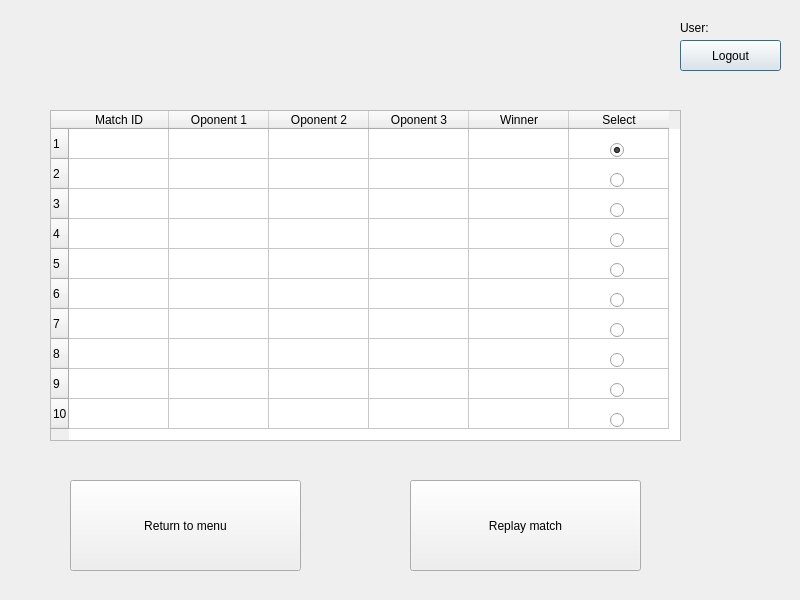
The window that Scrabble_GUI/History_GUI.ui (sobolak/scrabble) describes before a commit, drawn with Qt 5.
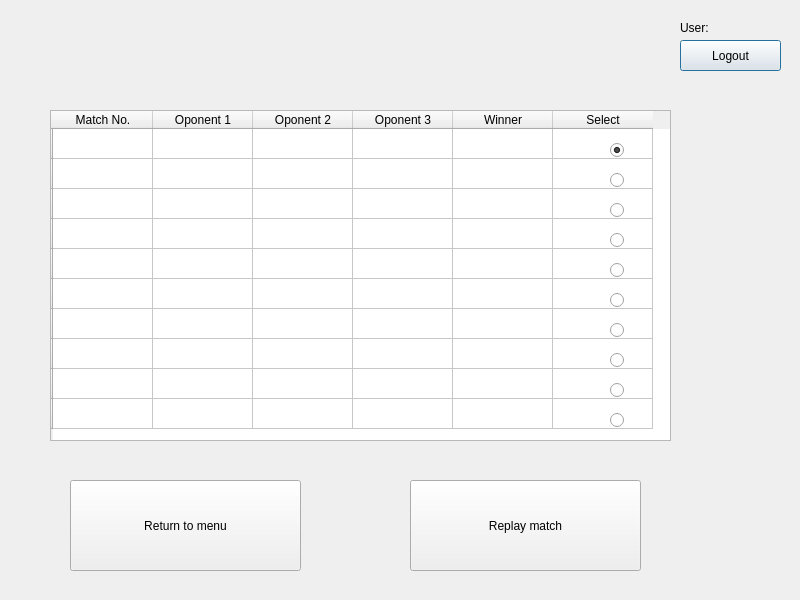
The same window after the commit.

Commit message: tricky replay and history

Patch:
```diff
--- a/Scrabble_GUI/History_GUI.ui
+++ b/Scrabble_GUI/History_GUI.ui
@@ -18,63 +18,63 @@
     <rect>
      <x>50</x>
      <y>110</y>
-     <width>631</width>
+     <width>621</width>
      <height>331</height>
     </rect>
    </property>
    <row>
     <property name="text">
-     <string>1</string>
+     <string/>
     </property>
    </row>
    <row>
     <property name="text">
-     <string>2</string>
+     <string/>
     </property>
    </row>
    <row>
     <property name="text">
-     <string>3</string>
+     <string/>
     </property>
    </row>
    <row>
     <property name="text">
-     <string>4</string>
+     <string/>
     </property>
    </row>
    <row>
     <property name="text">
-     <string>5</string>
+     <string/>
     </property>
    </row>
    <row>
     <property name="text">
-     <string>6</string>
+     <string/>
     </property>
    </row>
    <row>
     <property name="text">
-     <string>7</string>
+     <string/>
     </property>
    </row>
    <row>
     <property name="text">
-     <string>8</string>
+     <string/>
     </property>
    </row>
    <row>
     <property name="text">
-     <string>9</string>
+     <string/>
     </property>
    </row>
    <row>
     <property name="text">
-     <string>10</string>
+     <string/>
     </property>
    </row>
    <column>
     <property name="text">
-     <string>Match ID</string>
+     <string>Match No.</string>
     </property>
    </column>
    <column>
@@ -103,301 +103,481 @@
     </property>
    </column>
    <item row="0" column="0">
+    <property name="text">
+     <string/>
+    </property>
     <property name="flags">
      <set>ItemIsDragEnabled|ItemIsDropEnabled|ItemIsUserCheckable|ItemIsEnabled</set>
     </property>
    </item>
    <item row="0" column="1">
+    <property name="text">
+     <string/>
+    </property>
     <property name="flags">
      <set>ItemIsDragEnabled|ItemIsDropEnabled|ItemIsUserCheckable|ItemIsEnabled</set>
     </property>
    </item>
    <item row="0" column="2">
+    <property name="text">
+     <string/>
+    </property>
     <property name="flags">
      <set>ItemIsDragEnabled|ItemIsDropEnabled|ItemIsUserCheckable|ItemIsEnabled</set>
     </property>
    </item>
    <item row="0" column="3">
+    <property name="text">
+     <string/>
+    </property>
     <property name="flags">
      <set>ItemIsDragEnabled|ItemIsDropEnabled|ItemIsUserCheckable|ItemIsEnabled</set>
     </property>
    </item>
    <item row="0" column="4">
+    <property name="text">
+     <string/>
+    </property>
     <property name="flags">
      <set>ItemIsDragEnabled|ItemIsDropEnabled|ItemIsUserCheckable|ItemIsEnabled</set>
     </property>
    </item>
    <item row="0" column="5">
+    <property name="text">
+     <string/>
+    </property>
     <property name="flags">
      <set>ItemIsDragEnabled|ItemIsDropEnabled|ItemIsUserCheckable|ItemIsEnabled</set>
     </property>
    </item>
    <item row="1" column="0">
+    <property name="text">
+     <string/>
+    </property>
     <property name="flags">
      <set>ItemIsDragEnabled|ItemIsDropEnabled|ItemIsUserCheckable|ItemIsEnabled</set>
     </property>
    </item>
    <item row="1" column="1">
+    <property name="text">
+     <string/>
+    </property>
     <property name="flags">
      <set>ItemIsDragEnabled|ItemIsDropEnabled|ItemIsUserCheckable|ItemIsEnabled</set>
     </property>
    </item>
    <item row="1" column="2">
+    <property name="text">
+     <string/>
+    </property>
     <property name="flags">
      <set>ItemIsDragEnabled|ItemIsDropEnabled|ItemIsUserCheckable|ItemIsEnabled</set>
     </property>
    </item>
    <item row="1" column="3">
+    <property name="text">
+     <string/>
+    </property>
     <property name="flags">
      <set>ItemIsDragEnabled|ItemIsDropEnabled|ItemIsUserCheckable|ItemIsEnabled</set>
     </property>
    </item>
    <item row="1" column="4">
+    <property name="text">
+     <string/>
+    </property>
     <property name="flags">
      <set>ItemIsDragEnabled|ItemIsDropEnabled|ItemIsUserCheckable|ItemIsEnabled</set>
     </property>
    </item>
    <item row="1" column="5">
+    <property name="text">
+     <string/>
+    </property>
     <property name="flags">
      <set>ItemIsDragEnabled|ItemIsDropEnabled|ItemIsUserCheckable|ItemIsEnabled</set>
     </property>
    </item>
    <item row="2" column="0">
+    <property name="text">
+     <string/>
+    </property>
     <property name="flags">
      <set>ItemIsDragEnabled|ItemIsDropEnabled|ItemIsUserCheckable|ItemIsEnabled</set>
     </property>
    </item>
    <item row="2" column="1">
+    <property name="text">
+     <string/>
+    </property>
     <property name="flags">
      <set>ItemIsDragEnabled|ItemIsDropEnabled|ItemIsUserCheckable|ItemIsEnabled</set>
     </property>
    </item>
    <item row="2" column="2">
+    <property name="text">
+     <string/>
+    </property>
     <property name="flags">
      <set>ItemIsDragEnabled|ItemIsDropEnabled|ItemIsUserCheckable|ItemIsEnabled</set>
     </property>
    </item>
    <item row="2" column="3">
+    <property name="text">
+     <string/>
+    </property>
     <property name="flags">
      <set>ItemIsDragEnabled|ItemIsDropEnabled|ItemIsUserCheckable|ItemIsEnabled</set>
     </property>
    </item>
    <item row="2" column="4">
+    <property name="text">
+     <string/>
+    </property>
     <property name="flags">
      <set>ItemIsDragEnabled|ItemIsDropEnabled|ItemIsUserCheckable|ItemIsEnabled</set>
     </property>
    </item>
    <item row="2" column="5">
+    <property name="text">
+     <string/>
+    </property>
     <property name="flags">
      <set>ItemIsDragEnabled|ItemIsDropEnabled|ItemIsUserCheckable|ItemIsEnabled</set>
     </property>
    </item>
    <item row="3" column="0">
+    <property name="text">
+     <string/>
+    </property>
     <property name="flags">
      <set>ItemIsDragEnabled|ItemIsDropEnabled|ItemIsUserCheckable|ItemIsEnabled</set>
     </property>
    </item>
    <item row="3" column="1">
+    <property name="text">
+     <string/>
+    </property>
     <property name="flags">
      <set>ItemIsDragEnabled|ItemIsDropEnabled|ItemIsUserCheckable|ItemIsEnabled</set>
     </property>
    </item>
    <item row="3" column="2">
+    <property name="text">
+     <string/>
+    </property>
     <property name="flags">
      <set>ItemIsDragEnabled|ItemIsDropEnabled|ItemIsUserCheckable|ItemIsEnabled</set>
     </property>
    </item>
    <item row="3" column="3">
+    <property name="text">
+     <string/>
+    </property>
     <property name="flags">
      <set>ItemIsDragEnabled|ItemIsDropEnabled|ItemIsUserCheckable|ItemIsEnabled</set>
     </property>
    </item>
    <item row="3" column="4">
+    <property name="text">
+     <string/>
+    </property>
     <property name="flags">
      <set>ItemIsDragEnabled|ItemIsDropEnabled|ItemIsUserCheckable|ItemIsEnabled</set>
     </property>
    </item>
    <item row="3" column="5">
+    <property name="text">
+     <string/>
+    </property>
     <property name="flags">
      <set>ItemIsDragEnabled|ItemIsDropEnabled|ItemIsUserCheckable|ItemIsEnabled</set>
     </property>
    </item>
    <item row="4" column="0">
+    <property name="text">
+     <string/>
+    </property>
     <property name="flags">
      <set>ItemIsDragEnabled|ItemIsDropEnabled|ItemIsUserCheckable|ItemIsEnabled</set>
     </property>
    </item>
    <item row="4" column="1">
+    <property name="text">
+     <string/>
+    </property>
     <property name="flags">
      <set>ItemIsDragEnabled|ItemIsDropEnabled|ItemIsUserCheckable|ItemIsEnabled</set>
     </property>
    </item>
    <item row="4" column="2">
+    <property name="text">
+     <string/>
+    </property>
     <property name="flags">
      <set>ItemIsDragEnabled|ItemIsDropEnabled|ItemIsUserCheckable|ItemIsEnabled</set>
     </property>
    </item>
    <item row="4" column="3">
+    <property name="text">
+     <string/>
+    </property>
     <property name="flags">
      <set>ItemIsDragEnabled|ItemIsDropEnabled|ItemIsUserCheckable|ItemIsEnabled</set>
     </property>
    </item>
    <item row="4" column="4">
+    <property name="text">
+     <string/>
+    </property>
     <property name="flags">
      <set>ItemIsDragEnabled|ItemIsDropEnabled|ItemIsUserCheckable|ItemIsEnabled</set>
     </property>
    </item>
    <item row="4" column="5">
+    <property name="text">
+     <string/>
+    </property>
     <property name="flags">
      <set>ItemIsDragEnabled|ItemIsDropEnabled|ItemIsUserCheckable|ItemIsEnabled</set>
     </property>
    </item>
    <item row="5" column="0">
+    <property name="text">
+     <string/>
+    </property>
     <property name="flags">
      <set>ItemIsDragEnabled|ItemIsDropEnabled|ItemIsUserCheckable|ItemIsEnabled</set>
     </property>
    </item>
    <item row="5" column="1">
+    <property name="text">
+     <string/>
+    </property>
     <property name="flags">
      <set>ItemIsDragEnabled|ItemIsDropEnabled|ItemIsUserCheckable|ItemIsEnabled</set>
     </property>
    </item>
    <item row="5" column="2">
+    <property name="text">
+     <string/>
+    </property>
     <property name="flags">
      <set>ItemIsDragEnabled|ItemIsDropEnabled|ItemIsUserCheckable|ItemIsEnabled</set>
     </property>
    </item>
    <item row="5" column="3">
+    <property name="text">
+     <string/>
+    </property>
     <property name="flags">
      <set>ItemIsDragEnabled|ItemIsDropEnabled|ItemIsUserCheckable|ItemIsEnabled</set>
     </property>
    </item>
    <item row="5" column="4">
+    <property name="text">
+     <string/>
+    </property>
     <property name="flags">
      <set>ItemIsDragEnabled|ItemIsDropEnabled|ItemIsUserCheckable|ItemIsEnabled</set>
     </property>
    </item>
    <item row="5" column="5">
+    <property name="text">
+     <string/>
+    </property>
     <property name="flags">
      <set>ItemIsDragEnabled|ItemIsDropEnabled|ItemIsUserCheckable|ItemIsEnabled</set>
     </property>
    </item>
    <item row="6" column="0">
+    <property name="text">
+     <string/>
+    </property>
     <property name="flags">
      <set>ItemIsDragEnabled|ItemIsDropEnabled|ItemIsUserCheckable|ItemIsEnabled</set>
     </property>
    </item>
    <item row="6" column="1">
+    <property name="text">
+     <string/>
+    </property>
     <property name="flags">
      <set>ItemIsDragEnabled|ItemIsDropEnabled|ItemIsUserCheckable|ItemIsEnabled</set>
     </property>
    </item>
    <item row="6" column="2">
+    <property name="text">
+     <string/>
+    </property>
     <property name="flags">
      <set>ItemIsDragEnabled|ItemIsDropEnabled|ItemIsUserCheckable|ItemIsEnabled</set>
     </property>
    </item>
    <item row="6" column="3">
+    <property name="text">
+     <string/>
+    </property>
     <property name="flags">
      <set>ItemIsDragEnabled|ItemIsDropEnabled|ItemIsUserCheckable|ItemIsEnabled</set>
     </property>
    </item>
    <item row="6" column="4">
+    <property name="text">
+     <string/>
+    </property>
     <property name="flags">
      <set>ItemIsDragEnabled|ItemIsDropEnabled|ItemIsUserCheckable|ItemIsEnabled</set>
     </property>
    </item>
    <item row="6" column="5">
+    <property name="text">
+     <string/>
+    </property>
     <property name="flags">
      <set>ItemIsDragEnabled|ItemIsDropEnabled|ItemIsUserCheckable|ItemIsEnabled</set>
     </property>
    </item>
    <item row="7" column="0">
+    <property name="text">
+     <string/>
+    </property>
     <property name="flags">
      <set>ItemIsDragEnabled|ItemIsDropEnabled|ItemIsUserCheckable|ItemIsEnabled</set>
     </property>
    </item>
    <item row="7" column="1">
+    <property name="text">
+     <string/>
+    </property>
     <property name="flags">
      <set>ItemIsDragEnabled|ItemIsDropEnabled|ItemIsUserCheckable|ItemIsEnabled</set>
     </property>
    </item>
    <item row="7" column="2">
+    <property name="text">
+     <string/>
+    </property>
     <property name="flags">
      <set>ItemIsDragEnabled|ItemIsDropEnabled|ItemIsUserCheckable|ItemIsEnabled</set>
     </property>
    </item>
    <item row="7" column="3">
+    <property name="text">
+     <string/>
+    </property>
     <property name="flags">
      <set>ItemIsDragEnabled|ItemIsDropEnabled|ItemIsUserCheckable|ItemIsEnabled</set>
     </property>
    </item>
    <item row="7" column="4">
+    <property name="text">
+     <string/>
+    </property>
     <property name="flags">
      <set>ItemIsDragEnabled|ItemIsDropEnabled|ItemIsUserCheckable|ItemIsEnabled</set>
     </property>
    </item>
    <item row="7" column="5">
+    <property name="text">
+     <string/>
+    </property>
     <property name="flags">
      <set>ItemIsDragEnabled|ItemIsDropEnabled|ItemIsUserCheckable|ItemIsEnabled</set>
     </property>
    </item>
    <item row="8" column="0">
+    <property name="text">
+     <string/>
+    </property>
     <property name="flags">
      <set>ItemIsDragEnabled|ItemIsDropEnabled|ItemIsUserCheckable|ItemIsEnabled</set>
     </property>
    </item>
    <item row="8" column="1">
+    <property name="text">
+     <string/>
+    </property>
     <property name="flags">
      <set>ItemIsDragEnabled|ItemIsDropEnabled|ItemIsUserCheckable|ItemIsEnabled</set>
     </property>
    </item>
    <item row="8" column="2">
+    <property name="text">
+     <string/>
+    </property>
     <property name="flags">
      <set>ItemIsDragEnabled|ItemIsDropEnabled|ItemIsUserCheckable|ItemIsEnabled</set>
     </property>
    </item>
    <item row="8" column="3">
+    <property name="text">
+     <string/>
+    </property>
     <property name="flags">
      <set>ItemIsDragEnabled|ItemIsDropEnabled|ItemIsUserCheckable|ItemIsEnabled</set>
     </property>
    </item>
    <item row="8" column="4">
+    <property name="text">
+     <string/>
+    </property>
     <property name="flags">
      <set>ItemIsDragEnabled|ItemIsDropEnabled|ItemIsUserCheckable|ItemIsEnabled</set>
     </property>
    </item>
    <item row="8" column="5">
+    <property name="text">
+     <string/>
+    </property>
     <property name="flags">
      <set>ItemIsDragEnabled|ItemIsDropEnabled|ItemIsUserCheckable|ItemIsEnabled</set>
     </property>
    </item>
    <item row="9" column="0">
+    <property name="text">
+     <string/>
+    </property>
     <property name="flags">
      <set>ItemIsDragEnabled|ItemIsDropEnabled|ItemIsUserCheckable|ItemIsEnabled</set>
     </property>
    </item>
    <item row="9" column="1">
+    <property name="text">
+     <string/>
+    </property>
     <property name="flags">
      <set>ItemIsDragEnabled|ItemIsDropEnabled|ItemIsUserCheckable|ItemIsEnabled</set>
     </property>
    </item>
    <item row="9" column="2">
+    <property name="text">
+     <string/>
+    </property>
     <property name="flags">
      <set>ItemIsDragEnabled|ItemIsDropEnabled|ItemIsUserCheckable|ItemIsEnabled</set>
     </property>
    </item>
    <item row="9" column="3">
+    <property name="text">
+     <string/>
+    </property>
     <property name="flags">
      <set>ItemIsDragEnabled|ItemIsDropEnabled|ItemIsUserCheckable|ItemIsEnabled</set>
     </property>
    </item>
    <item row="9" column="4">
+    <property name="text">
+     <string/>
+    </property>
     <property name="flags">
      <set>ItemIsDragEnabled|ItemIsDropEnabled|ItemIsUserCheckable|ItemIsEnabled</set>
     </property>
    </item>
    <item row="9" column="5">
+    <property name="text">
+     <string/>
+    </property>
     <property name="flags">
      <set>ItemIsDragEnabled|ItemIsDropEnabled|ItemIsUserCheckable|ItemIsEnabled</set>
     </property>
```
The commit also changes 4 other files.
